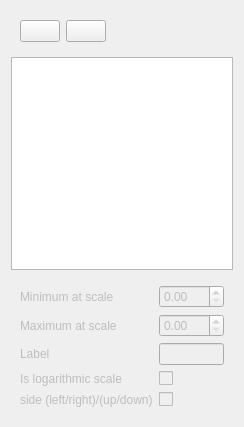
First picture: the form in Ui/axesoptions.ui, repository PImpek/OpenGpraher, before the edit.
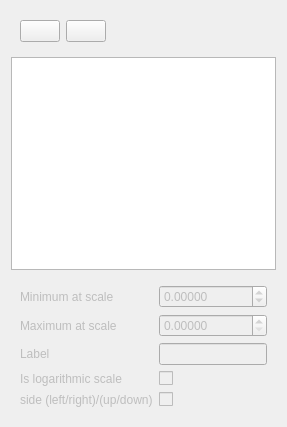
Second picture: the form after the edit. Icons and pictures are not drawn.

```diff
--- a/Ui/axesoptions.ui
+++ b/Ui/axesoptions.ui
@@ -71,10 +71,24 @@
      </property>
      <layout class="QGridLayout" name="gridLayout_2">
       <item row="0" column="1">
-       <widget class="QDoubleSpinBox" name="min"/>
+       <widget class="QDoubleSpinBox" name="min">
+        <property name="decimals">
+         <number>5</number>
+        </property>
+        <property name="minimum">
+         <double>-999999999.000000000000000</double>
+        </property>
+       </widget>
       </item>
       <item row="1" column="1">
-       <widget class="QDoubleSpinBox" name="max"/>
+       <widget class="QDoubleSpinBox" name="max">
+        <property name="decimals">
+         <number>5</number>
+        </property>
+        <property name="maximum">
+         <double>999999999.000000000000000</double>
+        </property>
+       </widget>
       </item>
       <item row="2" column="1">
        <widget class="QLineEdit" name="label"/>
```
